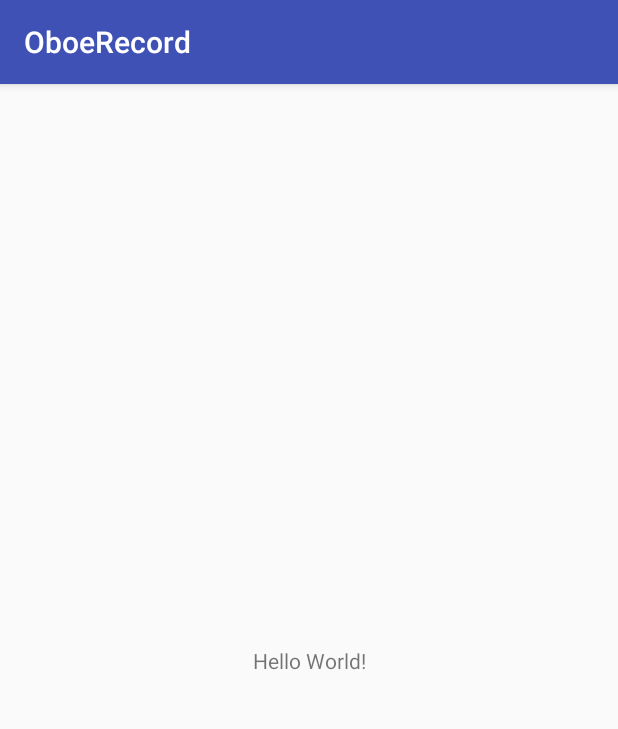
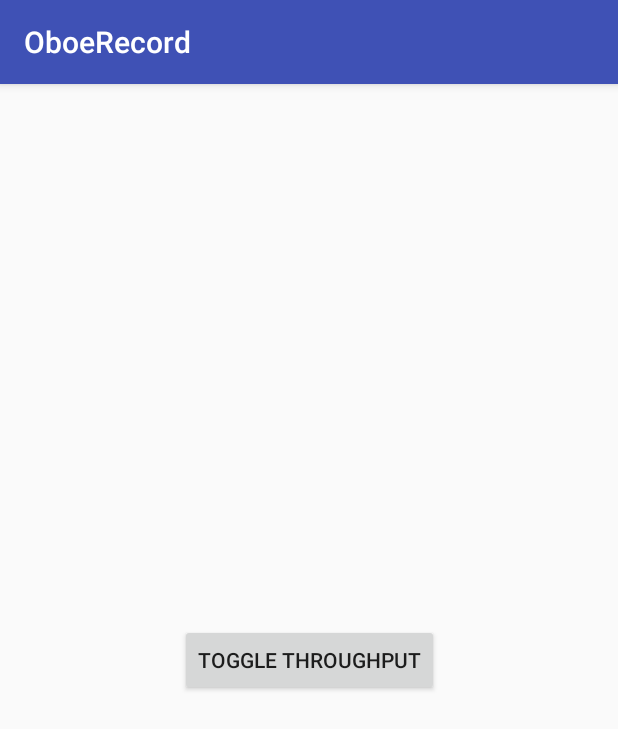
Before and after one commit to mihaipora/Sanascope, an Android app: the screen it shows after launch (MainActivity), on a phone screen of 412 x 824 dp. Shown: the top 729 px of the screen. Run offline under Robolectric (Android 15) with nearby library versions, the phone set to English and light mode, and no system bars; 2 statements that could not run were skipped.

Commit message:
Audio throughput can now be started and stopped from UI

```diff
--- a/vertical_prototypes/OboeRecord/app/src/main/java/com/sanascope/oboerecord/MainActivity.java
+++ b/vertical_prototypes/OboeRecord/app/src/main/java/com/sanascope/oboerecord/MainActivity.java
@@ -2,21 +2,18 @@
 
 import android.Manifest;
 import android.content.pm.PackageManager;
-import android.os.Build;
 import android.support.annotation.NonNull;
 import android.support.v4.app.ActivityCompat;
 import android.support.v7.app.AppCompatActivity;
 import android.os.Bundle;
-import android.widget.TextView;
+import android.view.View;
+import android.widget.Button;
 import android.widget.Toast;
-
-import java.security.Permission;
 
 public class MainActivity extends AppCompatActivity {
 
     final String noPermission = "Audio record permission denied";
     int AUDIO_EFFECT_REQUEST;
-    TextView tv;
 
     // Used to load the 'native-lib' library on application startup.
     static {
@@ -27,18 +24,22 @@
     protected void onCreate(Bundle savedInstanceState) {
         super.onCreate(savedInstanceState);
         setContentView(R.layout.activity_main);
-        tv = (TextView) findViewById(R.id.sample_text);
-
-        // Some Android versions require explicit requests for dangerous permissons
-        requestRecordPermission();
+        Button toggleButton = (Button) findViewById(R.id.toggle_button);
+        toggleButton.setOnClickListener(new View.OnClickListener()
+        {
+            public void onClick(View v)
+            {
+                // Some Android versions require explicit requests for dangerous permissons
+                requestRecordPermission();
+            }
+        });
+        initialize();
     }
 
     /**
      * Requests explicit permission for audio record and triggers onRequestPermissionsResult()
      */
     private void requestRecordPermission(){
-
-
         ActivityCompat.requestPermissions(
                 this,
                 new String[]{Manifest.permission.RECORD_AUDIO},
@@ -67,14 +68,12 @@
 
             // User denied the permission, without this we cannot record audio
             // Show a toast and update the status accordingly
-            tv.setText(noPermission);
             Toast.makeText(getApplicationContext(),
                     noPermission,
                     Toast.LENGTH_SHORT)
                     .show();
         } else {
             // Permission was granted, start recording
-            //recordAudio();
             throughput();
         }
     }
@@ -83,6 +82,6 @@
      * Imports oboe and creates and starts an input audio stream,
      * records some frames, then stops and closes the stream.
      */
-    //public native void recordAudio();
     public native void throughput();
+    public native void initialize();
 }
--- a/vertical_prototypes/OboeRecord/app/src/main/res/layout/activity_main.xml
+++ b/vertical_prototypes/OboeRecord/app/src/main/res/layout/activity_main.xml
@@ -16,4 +16,14 @@
         app:layout_constraintRight_toRightOf="parent"
         app:layout_constraintTop_toTopOf="parent" />
 
+    <Button
+        android:id="@+id/toggle_button"
+        android:layout_width="wrap_content"
+        android:layout_height="wrap_content"
+        android:text="Toggle Throughput"
+        app:layout_constraintBottom_toBottomOf="parent"
+        app:layout_constraintLeft_toLeftOf="parent"
+        app:layout_constraintRight_toRightOf="parent"
+        app:layout_constraintTop_toTopOf="parent" />
+
 </android.support.constraint.ConstraintLayout>
```
Also changed, not shown: 1 other file.
